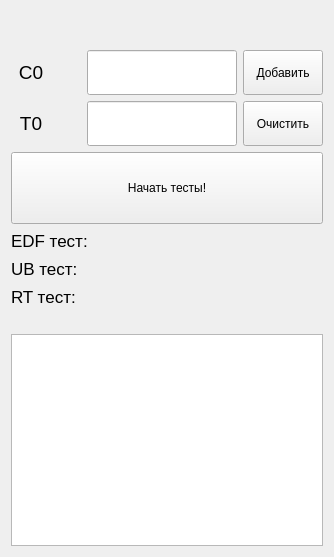
NustyNUts/AndroidRTS, file mainwindow.ui: the form before one commit.
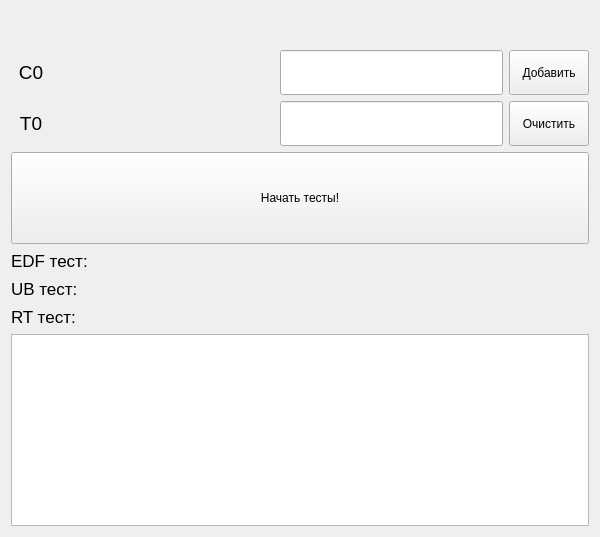
The form after the commit.

```diff
--- a/mainwindow.ui
+++ b/mainwindow.ui
@@ -6,8 +6,8 @@
    <rect>
     <x>0</x>
     <y>0</y>
-    <width>334</width>
-    <height>557</height>
+    <width>600</width>
+    <height>537</height>
    </rect>
   </property>
   <property name="windowTitle">
@@ -15,9 +15,7 @@
   </property>
   <widget class="QWidget" name="centralWidget">
    <layout class="QGridLayout" name="gridLayout">
-    <item row="0" column="0" colspan="3">
-     <layout class="QVBoxLayout" name="verticalLayout_4">
-      <item>
+    <item row="0" column="0">
        <layout class="QVBoxLayout" name="verticalLayout_3">
         <item>
          <widget class="QLabel" name="errorLabel">
@@ -86,7 +84,7 @@
               <item>
                <widget class="QLineEdit" name="CEdit">
                 <property name="sizePolicy">
-                 <sizepolicy hsizetype="Fixed" vsizetype="Expanding">
+               <sizepolicy hsizetype="Expanding" vsizetype="Expanding">
                   <horstretch>0</horstretch>
                   <verstretch>0</verstretch>
                  </sizepolicy>
@@ -218,10 +216,10 @@
         </item>
        </layout>
       </item>
-      <item>
+    <item row="1" column="0">
        <widget class="QPushButton" name="pushButton_3">
         <property name="sizePolicy">
-         <sizepolicy hsizetype="Minimum" vsizetype="Expanding">
+       <sizepolicy hsizetype="Expanding" vsizetype="Expanding">
           <horstretch>0</horstretch>
           <verstretch>0</verstretch>
          </sizepolicy>
@@ -231,9 +229,7 @@
         </property>
        </widget>
       </item>
-     </layout>
-    </item>
-    <item row="1" column="0" colspan="2">
+    <item row="2" column="0">
      <layout class="QHBoxLayout" name="horizontalLayout_6">
       <item>
        <widget class="QLabel" name="EDFlable">
@@ -259,9 +255,7 @@
         </property>
        </widget>
       </item>
-     </layout>
-    </item>
-    <item row="1" column="2">
+      <item>
      <widget class="QLabel" name="EDFRez">
       <property name="font">
        <font>
@@ -273,7 +267,9 @@
       </property>
      </widget>
     </item>
-    <item row="2" column="0">
+     </layout>
+    </item>
+    <item row="3" column="0">
      <layout class="QHBoxLayout" name="horizontalLayout_5">
       <item>
        <widget class="QLabel" name="UBlable">
@@ -299,9 +295,7 @@
         </property>
        </widget>
       </item>
-     </layout>
-    </item>
-    <item row="2" column="1" colspan="2">
+      <item>
      <widget class="QLabel" name="UBRez">
       <property name="font">
        <font>
@@ -313,7 +307,9 @@
       </property>
      </widget>
     </item>
-    <item row="3" column="0" colspan="3">
+     </layout>
+    </item>
+    <item row="4" column="0">
      <layout class="QHBoxLayout" name="horizontalLayout_4">
       <item>
        <widget class="QLabel" name="RTlable">
@@ -354,14 +350,7 @@
       </item>
      </layout>
     </item>
-    <item row="4" column="0" colspan="3">
-     <widget class="QLabel" name="label">
-      <property name="text">
-       <string/>
-      </property>
-     </widget>
-    </item>
-    <item row="5" column="0" colspan="3">
+    <item row="5" column="0">
      <widget class="QTextBrowser" name="textBrowser"/>
     </item>
    </layout>
```
Lines whose indentation alone changed are shown as unchanged.
